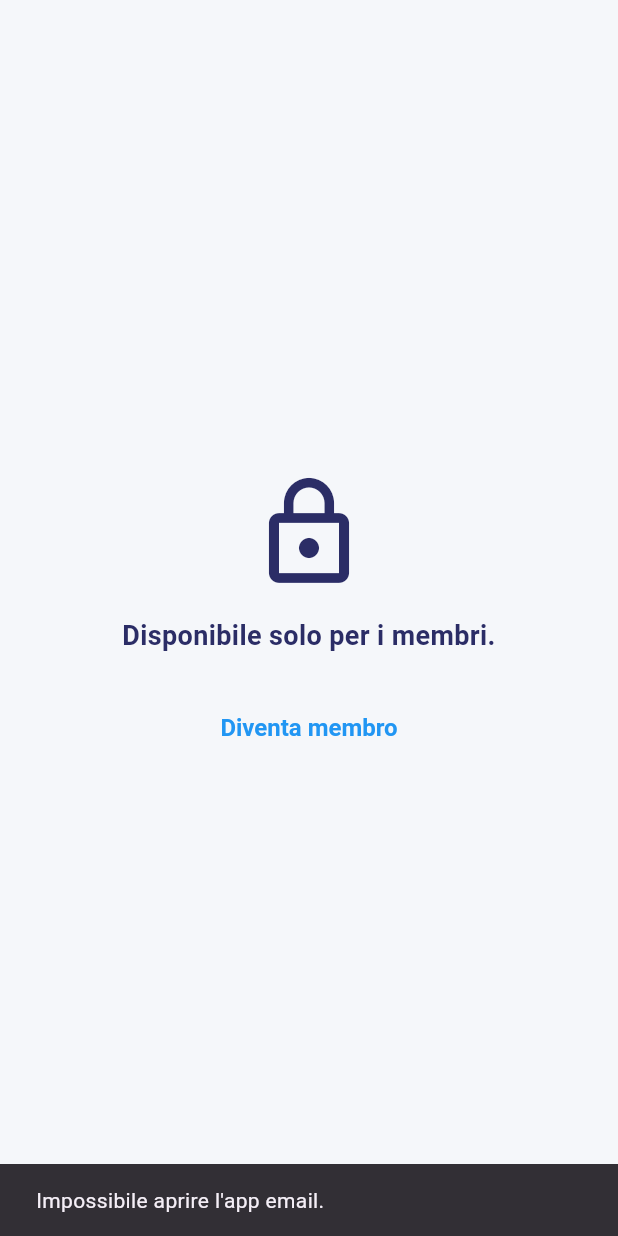
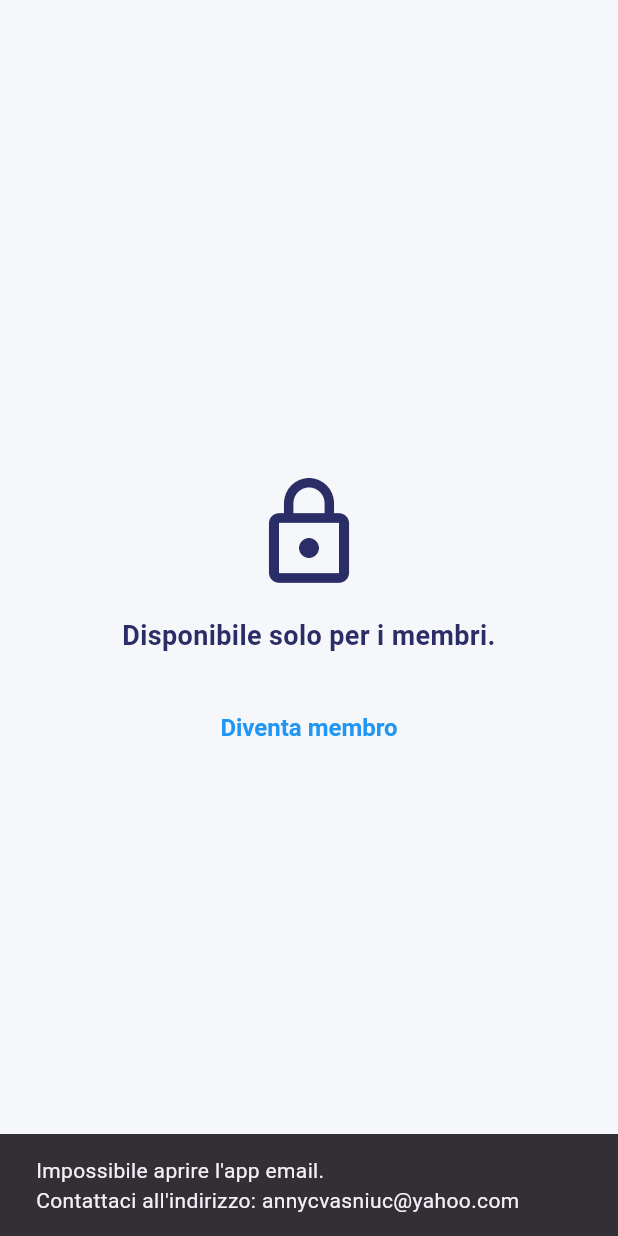
Before and after one commit to anish77/PharmaBox, a Flutter app: the MembersOnlyPlaceholder screen opened directly, after a tap on "Diventa membro", on a phone screen of 412 x 824 dp. Run offline on Flutter 3.47's test engine with Material 3 defaults, Android fonts, the phone set to English and light mode, and no system bars; our stand-ins replace cloud_firestore, firebase_auth, firebase_core, flutter_bloc, flutter_blue_plus, flutter_riverpod and 5 more; accounts and stored records are empty.

Commit message:
update logic

```diff
--- a/lib/data/constants.dart
+++ b/lib/data/constants.dart
@@ -36,8 +36,13 @@ const kForgotPassword =
     'Invieremo un codice di verifica a questo indirizzo email, se corrisponde a un account creato in precedenza.';
 // Errori
 const kProdottoNonConsentito = 'Severe worning';
-const kUtenteNonAutorizzato = 'Utente non autorizzato, invia un email a xxxx ';
+const kUtenteNonAutorizzato =
+    'Utente non autorizzato, invia un email a $kMembershipEmail';
 const kMembershipEmail = 'annycvasniuc@yahoo.com'; //'info@pharmabox.com';
+const kAccessoMembri = 'Richiesta accesso membri';
+const kDiventareMembro = 'Ciao, vorrei diventare membro di PharmaBox.';
+const kRichiestaAssistenza = 'Richiesta assistenza PharmaBox';
+const kSupporto = 'Ciao, avrei bisogno di supporto con la mia esperienza.';
 
 // Password sicura
 // Requisiti:
--- /dev/null
+++ b/lib/logic/open_email.dart
@@ -0,0 +1,61 @@
+import 'package:flutter/material.dart';
+import 'package:pharma_box/data/constants.dart';
+import 'package:url_launcher/url_launcher.dart';
+
+class OpenEmail {
+  const OpenEmail();
+
+  VoidCallback contattaci(
+    BuildContext context,
+    String subject,
+    String body, {
+    String? fallbackMessage,
+    VoidCallback? onFailure,
+  }) {
+    return () {
+      _launchMail(
+        context: context,
+        subject: subject,
+        body: body,
+        fallbackMessage: fallbackMessage,
+        onFailure: onFailure,
+      );
+    };
+  }
+
+  Future<void> _launchMail({
+    required BuildContext context,
+    required String subject,
+    required String body,
+    String? fallbackMessage,
+    VoidCallback? onFailure,
+  }) async {
+    final uri = Uri.parse(
+      'mailto:$kMembershipEmail'
+      '?subject=${Uri.encodeComponent(subject)}'
+      '&body=${Uri.encodeComponent(body)}',
+    );
+
+    final canLaunch = await canLaunchUrl(uri);
+    if (canLaunch) {
+      final launched = await launchUrl(
+        uri,
+        mode: LaunchMode.externalApplication,
+      );
+      if (launched || !context.mounted) return;
+    }
+
+    if (!context.mounted) return;
+
+    onFailure?.call();
+
+    ScaffoldMessenger.of(context).showSnackBar(
+      SnackBar(
+        content: Text(
+          fallbackMessage ??
+              "Impossibile aprire l'app email.\nContattaci all'indirizzo: $kMembershipEmail",
+        ),
+      ),
+    );
+  }
+}
--- a/lib/view/membri_only_placeholder.dart
+++ b/lib/view/membri_only_placeholder.dart
@@ -1,34 +1,15 @@
 import 'package:flutter/material.dart';
 import 'package:pharma_box/data/constants.dart';
-import 'package:url_launcher/url_launcher.dart';
+import 'package:pharma_box/logic/open_email.dart';
 
-class MembersOnlyPlaceholder extends StatelessWidget {
+class MembersOnlyPlaceholder extends StatefulWidget {
   const MembersOnlyPlaceholder({super.key});
-  Future<void> _askForMembership(BuildContext context) async {
-    const subject = 'Richiesta accesso membri';
-    const body = 'Ciao, vorrei diventare membro di PharmaBox.';
 
-    final uri = Uri.parse(
-      'mailto:$kMembershipEmail'
-      '?subject=${Uri.encodeComponent(subject)}'
-      '&body=${Uri.encodeComponent(body)}',
-    );
+  @override
+  State<MembersOnlyPlaceholder> createState() => _MembersOnlyPlaceholderState();
+}
 
-    if (await canLaunchUrl(uri)) {
-      final launched = await launchUrl(
-        uri,
-        mode: LaunchMode.externalApplication,
-      );
-      if (launched || !context.mounted) return;
-    }
-
-    if (!context.mounted) return;
-    ScaffoldMessenger.of(context).showSnackBar(
-      const SnackBar(content: Text('Impossibile aprire l\'app email.')),
-    );
-    debugPrint('canLaunch: ${await canLaunchUrl(uri)}');
-  }
-
+class _MembersOnlyPlaceholderState extends State<MembersOnlyPlaceholder> {
   @override
   Widget build(BuildContext context) {
     return Scaffold(
@@ -50,7 +31,11 @@ class MembersOnlyPlaceholder extends StatelessWidget {
             ),
             const SizedBox(height: 24),
             TextButton(
-              onPressed: () => _askForMembership(context),
+              onPressed: OpenEmail().contattaci(
+                context,
+                kAccessoMembri,
+                kDiventareMembro,
+              ),
               style: TextButton.styleFrom(
                 foregroundColor: kBluScuro,
                 textStyle: const TextStyle(
```
Also changed, not shown: lib/view/crea_nuova_lista.dart (+9 -26 lines).
